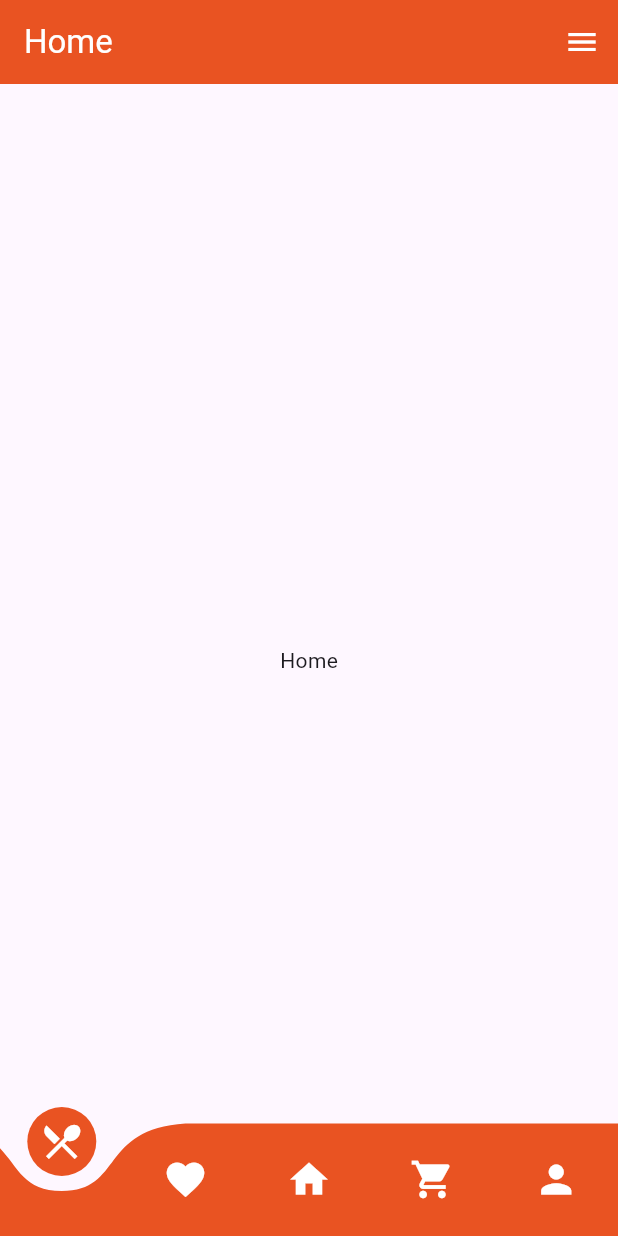
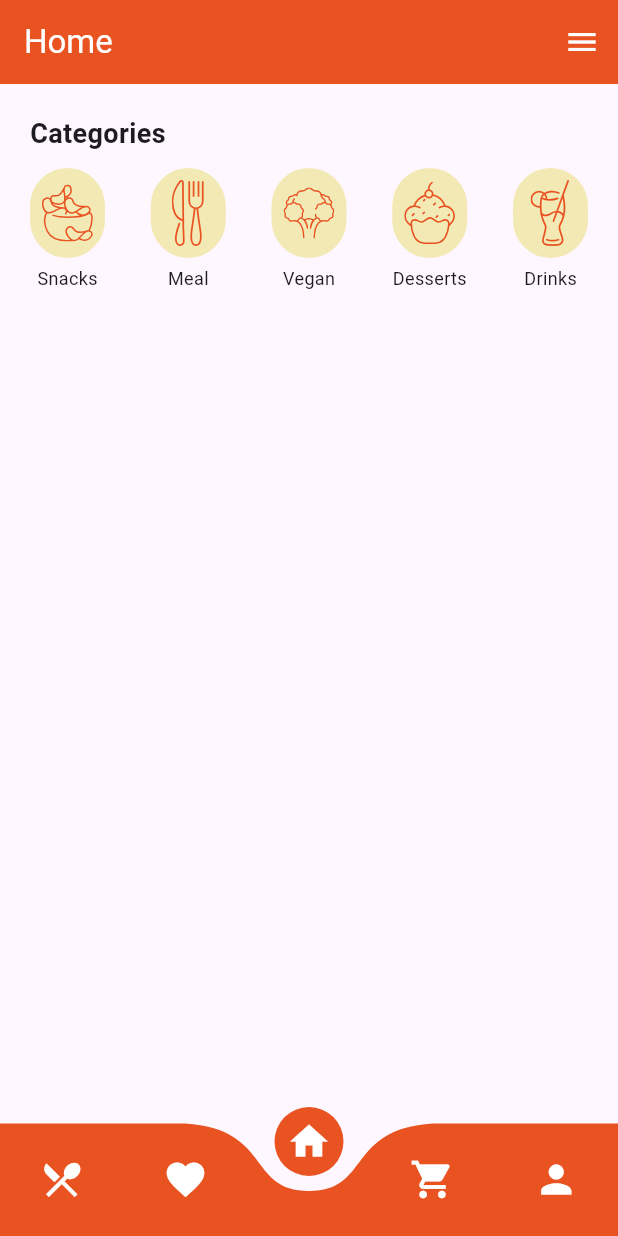
Before and after one commit to asaduzzaman-ashik3/yum-quick-restaurant, a Flutter app: the screen it shows after launch, on a phone screen of 412 x 824 dp. Run offline on Flutter 3.47's test engine with Material 3 defaults, Android fonts, the phone set to English and light mode, and no system bars; drawn by our look-alikes of curved_navigation_bar; our stand-ins replace flutter_svg.

Commit message:
home screen categories add

```diff
--- a/lib/main.dart
+++ b/lib/main.dart
@@ -42,7 +42,7 @@ class _MyHomePageState extends State<MyHomePage> {
       extendBody: true,
       bottomNavigationBar: CurvedNavigationBar(
         key: _bottomNavigationKey,
-        index: 0,
+        index: 2,
         items: const [
           Icon(Icons.restaurant_menu, size: 30, color: Colors.white),
           Icon(Icons.favorite, size: 30, color: Colors.white),
--- a/lib/src/screens/home_screen.dart
+++ b/lib/src/screens/home_screen.dart
@@ -1,4 +1,5 @@
 import 'package:flutter/material.dart';
+import 'package:flutter_svg/flutter_svg.dart';
 import 'package:yum_quick_restaurent/src/navigation/end_drawer.dart';
 import 'package:yum_quick_restaurent/src/navigation/main_appbar.dart';
 
@@ -8,10 +9,57 @@ class HomeScreen extends StatelessWidget {
 
   @override
   Widget build(BuildContext context) {
+
+    final List<Map<String, String>> categories = [
+      {'icon': 'assets/icons/snacks.svg', 'label': 'Snacks'},
+      {'icon': 'assets/icons/meals.svg', 'label': 'Meal'},
+      {'icon': 'assets/icons/vegan.svg', 'label': 'Vegan'},
+      {'icon': 'assets/icons/desserts.svg', 'label': 'Desserts'},
+      {'icon': 'assets/icons/drinks.svg', 'label': 'Drinks'},
+    ];
+
+
     return Scaffold(
       appBar: MainAppbar(title: "Home"),
         endDrawer: EndDrawer(),
-      body: Center(child: Text("Home"),),
+      body: Padding(
+        padding: const EdgeInsets.all(20),
+        child: Column(
+          crossAxisAlignment: CrossAxisAlignment.start,
+          children: [
+            const Text(
+              "Categories",
+              style: TextStyle(fontSize: 18, fontWeight: FontWeight.bold),
+            ),
+            const SizedBox(height: 10),
+            // Full width row with space between
+            Row(
+              mainAxisAlignment: MainAxisAlignment.spaceBetween,
+              children: categories.map((category) {
+                return Column(
+                  children: [
+                    Container(
+                      width: 50,
+                      height: 60,
+                      padding: const EdgeInsets.all(8),
+                      decoration: BoxDecoration(
+                        borderRadius: BorderRadius.circular(30),
+                        color: const Color(0xFFF3E9B5),
+                      ),
+                      child: SvgPicture.asset(category['icon']!),
+                    ),
+                    const SizedBox(height: 5),
+                    Text(
+                      category['label']!,
+                      style: const TextStyle(fontSize: 12),
+                    ),
+                  ],
+                );
+              }).toList(),
+            ),
+          ],
+        ),
+      ),
     );
   }
 }
--- a/pubspec.yaml
+++ b/pubspec.yaml
@@ -65,6 +65,11 @@ flutter:
     - assets/icons/favourite.svg
     - assets/icons/file.svg
     - assets/icons/support.svg
+    - assets/icons/snacks.svg
+    - assets/icons/vegan.svg
+    - assets/icons/meals.svg
+    - assets/icons/drinks.svg
+    - assets/icons/desserts.svg
 
   # To add assets to your application, add an assets section, like this:
   # assets:
```
Also changed, not shown: assets/icons/desserts.svg (added), assets/icons/drinks.svg (added), assets/icons/meals.svg (added), assets/icons/snacks.svg (added), assets/icons/vegan.svg (added).
